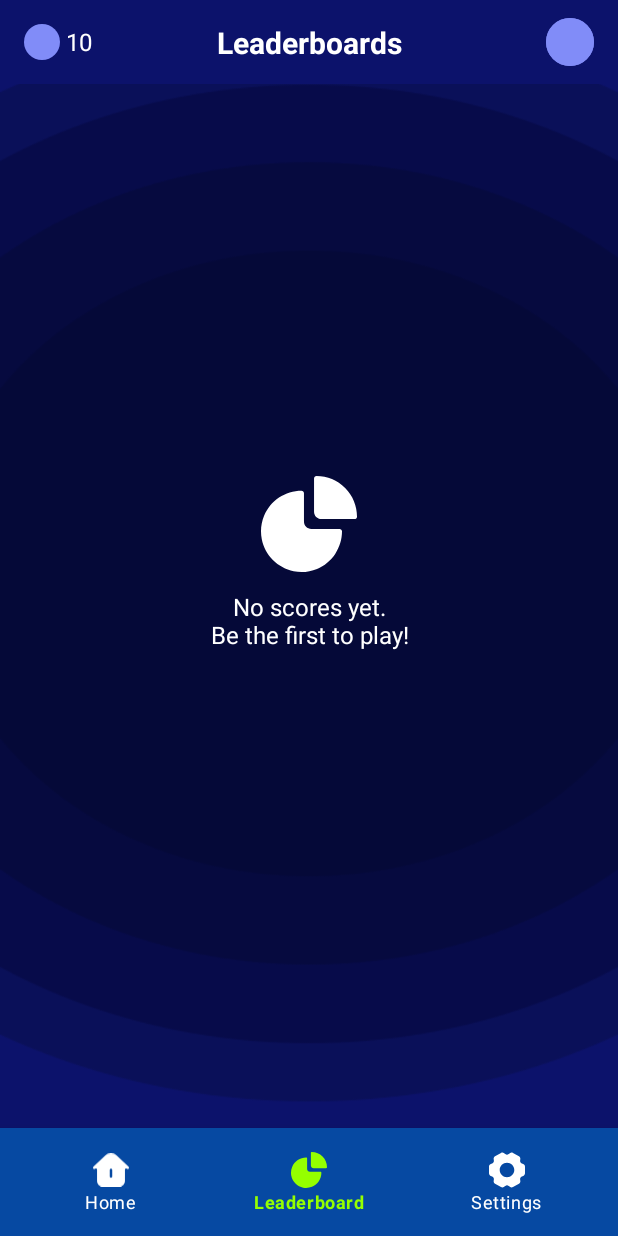
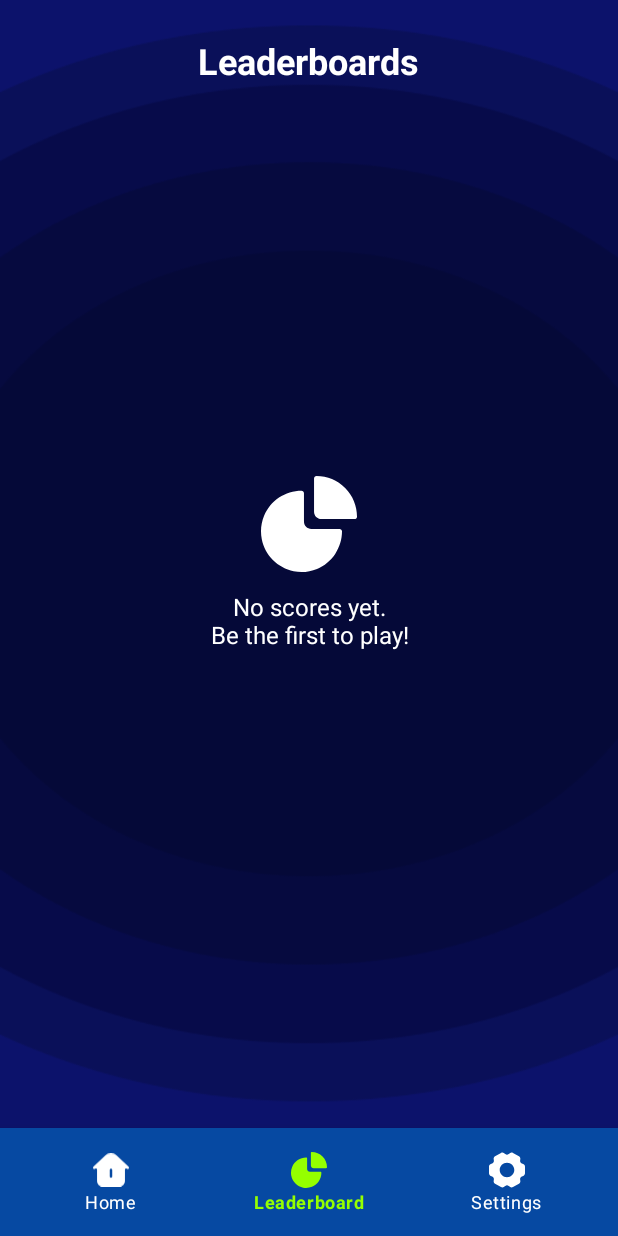
Before and after one commit to harish-kunta/Cognify, an Android app: the screen it shows after launch once a user with an empty profile is signed in (MainActivity), item 2 of the bottom bar chosen, on a phone screen of 412 x 824 dp. Run offline under Robolectric (Android 15) with nearby library versions, the light colour scheme and no system bars; our stand-ins replace Firebase (no records; nobody signed in at launch, a user with empty details on screens opened directly), navigation-ui.

Commit message:
Recycler view fix in leaderboards

```diff
--- a/app/src/main/res/layout/fragment_leaderboard.xml
+++ b/app/src/main/res/layout/fragment_leaderboard.xml
@@ -8,75 +8,33 @@
     android:background="@drawable/bg_elliptical_layer"
     tools:context=".ui.leaderboard.LeaderboardFragment">
 
-    <!-- Top Header Bar -->
-    <View
+    <LinearLayout
         android:id="@+id/topBarBackground"
-        android:layout_width="0dp"
-        android:layout_height="56dp"
-        android:background="@color/colorPrimaryDark"
-        app:layout_constraintEnd_toEndOf="parent"
-        app:layout_constraintStart_toStartOf="parent"
-        app:layout_constraintTop_toTopOf="parent" />
-
-    <!-- Left: coin icon + total coins text (just for show; can be wired later) -->
-    <LinearLayout
-        android:id="@+id/coinContainer"
-        android:layout_width="wrap_content"
+        android:layout_width="match_parent"
         android:layout_height="wrap_content"
-        android:gravity="center_vertical"
+        android:gravity="center"
+        android:layout_marginTop="8dp"
+        android:padding="16dp"
         android:orientation="horizontal"
-        android:paddingStart="16dp"
-        android:paddingEnd="16dp"
-        app:layout_constraintBottom_toBottomOf="@id/topBarBackground"
-        app:layout_constraintStart_toStartOf="parent"
-        app:layout_constraintTop_toTopOf="parent">
-
-        <ImageView
-            android:id="@+id/coinIcon"
-            android:layout_width="24dp"
-            android:layout_height="24dp"
-            android:src="@drawable/circle_background" />
+        app:layout_constraintTop_toTopOf="parent"
+        >
 
         <TextView
-            android:id="@+id/coinCountText"
             android:layout_width="wrap_content"
             android:layout_height="wrap_content"
-            android:layout_marginStart="4dp"
-            android:text="10"
-            android:textColor="@color/white"
-            android:textSize="16sp" />
+            android:layout_gravity="center"
+            android:gravity="center"
+            android:text="Leaderboards"
+            android:textColor="@android:color/white"
+            android:textSize="24sp"
+            android:textStyle="bold" />
+
     </LinearLayout>
-
-    <!-- Center: Title “Leaderboards” -->
-    <TextView
-        android:id="@+id/titleText"
-        android:layout_width="wrap_content"
-        android:layout_height="wrap_content"
-        android:text="Leaderboards"
-        android:textColor="@color/white"
-        android:textSize="20sp"
-        android:textStyle="bold"
-        app:layout_constraintBottom_toBottomOf="@id/topBarBackground"
-        app:layout_constraintEnd_toEndOf="parent"
-        app:layout_constraintStart_toStartOf="parent"
-        app:layout_constraintTop_toTopOf="@id/topBarBackground" />
-
-    <!-- Right: current user’s avatar (if signed in) -->
-    <ImageView
-        android:id="@+id/currentUserAvatar"
-        android:layout_width="32dp"
-        android:layout_height="32dp"
-        android:layout_marginEnd="16dp"
-        android:background="@drawable/circle_background"
-        android:scaleType="centerCrop"
-        android:src="@drawable/circle_background"
-        app:layout_constraintBottom_toBottomOf="@id/topBarBackground"
-        app:layout_constraintEnd_toEndOf="parent"
-        app:layout_constraintTop_toTopOf="@id/topBarBackground" />
 
     <!-- SwipeRefreshLayout + RecyclerView for the actual list -->
     <androidx.swiperefreshlayout.widget.SwipeRefreshLayout
         android:id="@+id/swipeRefresh"
+        android:layout_margin="16dp"
         android:layout_width="0dp"
         android:layout_height="0dp"
         app:layout_constraintBottom_toBottomOf="parent"
@@ -84,12 +42,25 @@
         app:layout_constraintStart_toStartOf="parent"
         app:layout_constraintTop_toBottomOf="@id/topBarBackground">
 
+        <com.google.android.material.card.MaterialCardView
+            android:id="@+id/leaderboard"
+            android:layout_width="match_parent"
+            android:layout_height="wrap_content"
+            android:layout_marginTop="64dp"
+            android:layout_marginBottom="24dp"
+            android:backgroundTint="@color/settings_background"
+            app:cardCornerRadius="16dp"
+            android:visibility="gone"
+            app:strokeColor="@color/white"
+            app:strokeWidth="1dp"
+            app:cardElevation="4dp">
+
         <androidx.recyclerview.widget.RecyclerView
             android:id="@+id/recyclerView"
             android:layout_width="match_parent"
             android:layout_height="match_parent"
-            android:visibility="gone"
             tools:listitem="@layout/item_leaderboard" />
+        </com.google.android.material.card.MaterialCardView>
     </androidx.swiperefreshlayout.widget.SwipeRefreshLayout>
 
     <!-- Sign-In Prompt (centered) -->
--- a/app/src/main/res/layout/item_leaderboard.xml
+++ b/app/src/main/res/layout/item_leaderboard.xml
@@ -4,11 +4,9 @@
     android:layout_width="match_parent"
     android:layout_height="wrap_content"
     xmlns:tools="http://schemas.android.com/tools"
-    android:layout_marginVertical="4dp"
-    android:layout_marginHorizontal="8dp"
     app:cardCornerRadius="12dp"
     app:cardElevation="2dp"
-    android:backgroundTint="@color/primary_dark">
+    android:backgroundTint="@color/settings_background">
 
     <androidx.constraintlayout.widget.ConstraintLayout
         android:layout_width="match_parent"
```
Also changed, not shown: app/src/main/java/com/gigamind/cognify/ui/leaderboard/LeaderboardFragment.java (+2 -32 lines), app/src/main/res/layout/fragment_home.xml (+2 -5 lines).
